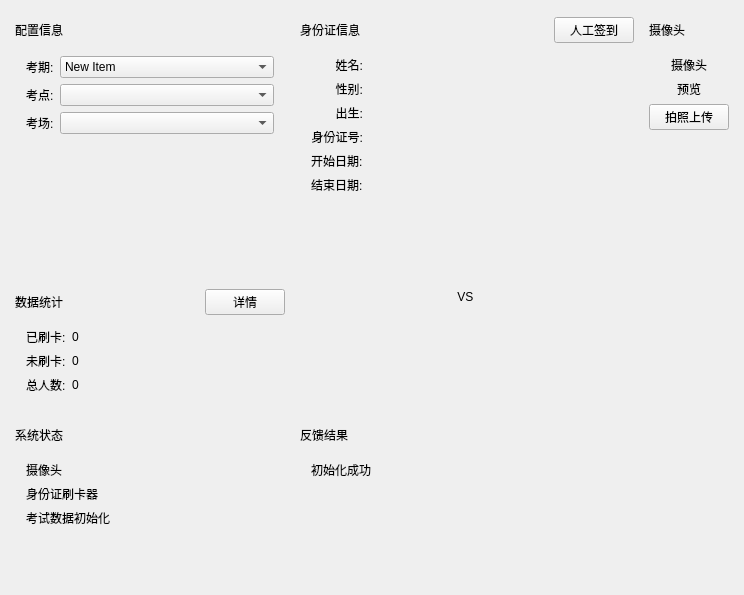
The window that AiSign/gui/AiSignWidget.ui (xtuer/Qt) describes before a commit, drawn with Qt 5.
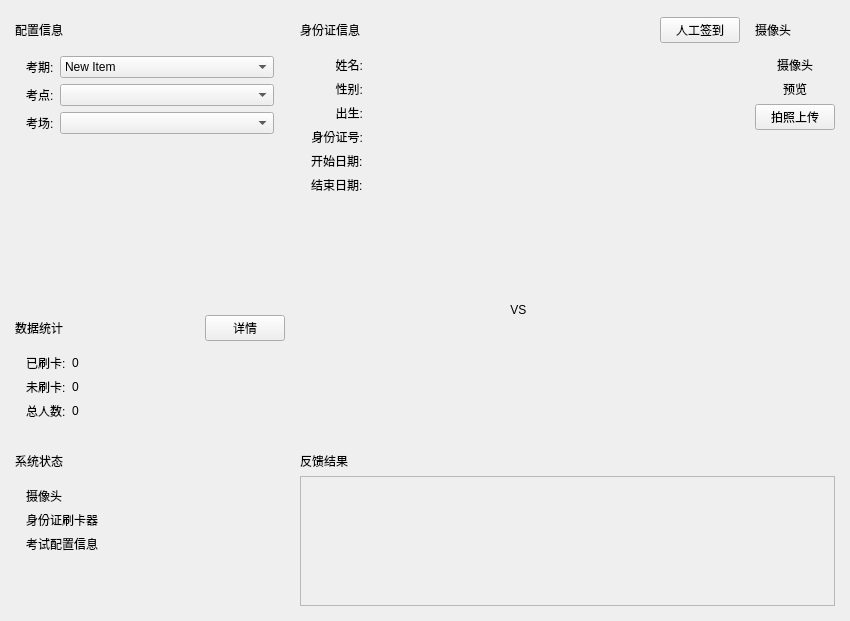
The same window after the commit.

The edit to the form file:
```diff
--- a/AiSign/gui/AiSignWidget.ui
+++ b/AiSign/gui/AiSignWidget.ui
@@ -6,8 +6,8 @@
    <rect>
     <x>0</x>
     <y>0</y>
-    <width>744</width>
-    <height>595</height>
+    <width>850</width>
+    <height>621</height>
    </rect>
   </property>
   <property name="windowTitle">
@@ -109,7 +109,7 @@
               <property name="maximumSize">
                <size>
                 <width>400</width>
-                <height>300</height>
+                <height>30</height>
                </size>
               </property>
               <property name="text">
@@ -141,12 +141,21 @@
               <property name="text">
                <string>身份证刷卡器</string>
               </property>
+              <property name="alignment">
+               <set>Qt::AlignLeading|Qt::AlignLeft|Qt::AlignVCenter</set>
+              </property>
+              <property name="class" stdset="0">
+               <string>SystemStatusLabel</string>
+              </property>
              </widget>
             </item>
             <item>
              <widget class="QLabel" name="label_22">
               <property name="text">
-               <string>考试数据初始化</string>
+               <string>考试配置信息</string>
+              </property>
+              <property name="class" stdset="0">
+               <string>SystemStatusLabel</string>
               </property>
              </widget>
             </item>
@@ -241,7 +250,7 @@
               <property name="maximumSize">
                <size>
                 <width>400</width>
-                <height>300</height>
+                <height>30</height>
                </size>
               </property>
               <property name="text">
@@ -560,7 +569,7 @@
               <property name="maximumSize">
                <size>
                 <width>4000</width>
-                <height>300</height>
+                <height>30</height>
                </size>
               </property>
               <property name="text">
@@ -586,14 +595,45 @@
             <string>ContainerContentWidget</string>
            </property>
            <layout class="QGridLayout" name="gridLayout_15">
+            <property name="leftMargin">
+             <number>0</number>
+            </property>
+            <property name="topMargin">
+             <number>0</number>
+            </property>
+            <property name="rightMargin">
+             <number>0</number>
+            </property>
+            <property name="bottomMargin">
+             <number>0</number>
+            </property>
             <item row="0" column="0">
-             <widget class="QLabel" name="infoLabel">
-              <property name="text">
-               <string>初始化成功</string>
+             <widget class="QScrollArea" name="scrollArea">
+              <property name="widgetResizable">
+               <bool>true</bool>
               </property>
-              <property name="alignment">
-               <set>Qt::AlignLeading|Qt::AlignLeft|Qt::AlignTop</set>
-              </property>
+              <widget class="QWidget" name="scrollAreaWidgetContents">
+               <property name="geometry">
+                <rect>
+                 <x>0</x>
+                 <y>0</y>
+                 <width>533</width>
+                 <height>128</height>
+                </rect>
+               </property>
+               <layout class="QGridLayout" name="gridLayout_20">
+                <item row="0" column="0">
+                 <widget class="QLabel" name="infoLabel">
+                  <property name="text">
+                   <string/>
+                  </property>
+                  <property name="alignment">
+                   <set>Qt::AlignLeading|Qt::AlignLeft|Qt::AlignTop</set>
+                  </property>
+                 </widget>
+                </item>
+               </layout>
+              </widget>
              </widget>
             </item>
            </layout>
@@ -673,7 +713,7 @@
               <property name="maximumSize">
                <size>
                 <width>400</width>
-                <height>300</height>
+                <height>30</height>
                </size>
               </property>
               <property name="text">
@@ -835,7 +875,7 @@
               <property name="maximumSize">
                <size>
                 <width>400</width>
-                <height>300</height>
+                <height>30</height>
                </size>
               </property>
               <property name="text">
```
Left out of the diff: 15 changed lines with no effect on the pictures.
